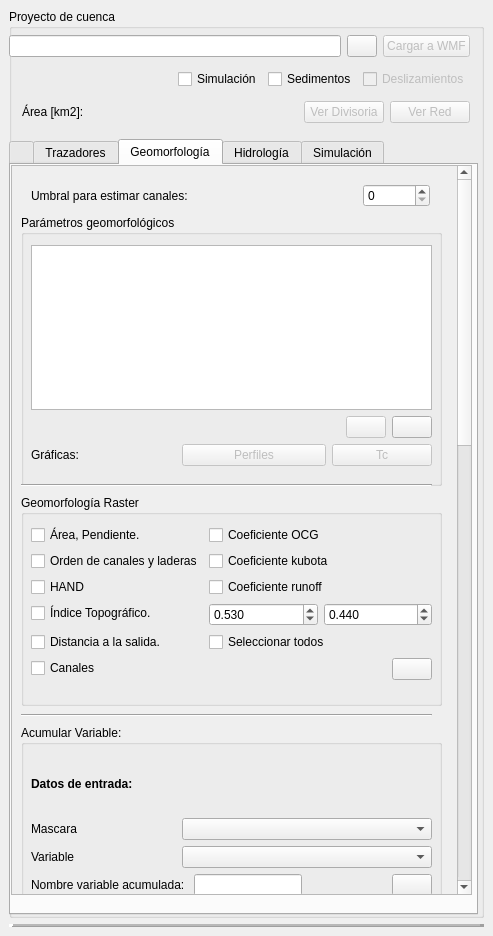
Before: the Qt Designer form qgisplugin/HydroSEDPlugin_dockwidget_base.ui in nicolas998/WMF, drawn with Qt 5.
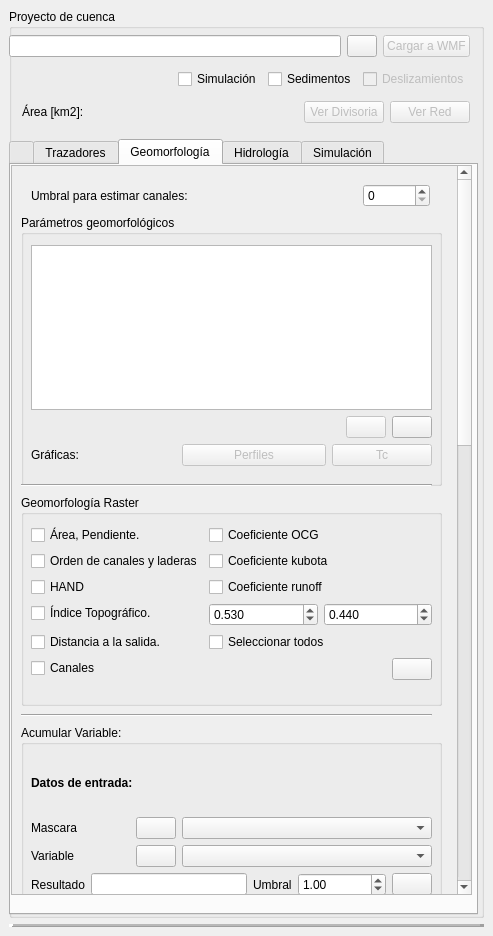
After: the same form once the commit is applied. The open tabs and pages were chosen to show the change. Icons and pictures are not drawn.

Commit message: acumula flujos y no se que mas

```diff
--- a/qgisplugin/HydroSEDPlugin_dockwidget_base.ui
+++ b/qgisplugin/HydroSEDPlugin_dockwidget_base.ui
@@ -2263,7 +2263,7 @@
             <property name="geometry">
              <rect>
               <x>0</x>
-              <y>0</y>
+              <y>-147</y>
               <width>443</width>
               <height>1918</height>
              </rect>
@@ -2589,6 +2589,29 @@
                       </property>
                      </widget>
                     </item>
+                    <item>
+                     <widget class="QPushButton" name="ButtonUpdateMask">
+                      <property name="maximumSize">
+                       <size>
+                        <width>40</width>
+                        <height>16777215</height>
+                       </size>
+                      </property>
+                      <property name="toolTip">
+                       <string>Refresca lista de variables a usar como máscara</string>
+                      </property>
+                      <property name="whatsThis">
+                       <string>Refresca lista de variables a usar como máscara</string>
+                      </property>
+                      <property name="text">
+                       <string/>
+                      </property>
+                      <property name="icon">
+                       <iconset resource="resources.qrc">
+                        <normaloff>:/plugins/HydroSEDPlugin/icons/update.png</normaloff>:/plugins/HydroSEDPlugin/icons/update.png</iconset>
+                      </property>
+                     </widget>
+                    </item>
                     <item>
                      <widget class="QComboBox" name="ComboGeoMaskVar">
                       <property name="minimumSize">
@@ -2616,6 +2639,29 @@
                       </property>
                      </widget>
                     </item>
+                    <item>
+                     <widget class="QPushButton" name="ButtonUpdateVarList">
+                      <property name="maximumSize">
+                       <size>
+                        <width>40</width>
+                        <height>16777215</height>
+                       </size>
+                      </property>
+                      <property name="toolTip">
+                       <string>Refresca lista de variables para acumular</string>
+                      </property>
+                      <property name="whatsThis">
+                       <string>Refresca lista de variables para acumular</string>
+                      </property>
+                      <property name="text">
+                       <string/>
+                      </property>
+                      <property name="icon">
+                       <iconset resource="resources.qrc">
+                        <normaloff>:/plugins/HydroSEDPlugin/icons/update.png</normaloff>:/plugins/HydroSEDPlugin/icons/update.png</iconset>
+                      </property>
+                     </widget>
+                    </item>
                     <item>
                      <widget class="QComboBox" name="ComboGeoVar2Acum">
                       <property name="minimumSize">
@@ -2639,7 +2685,7 @@
                        <string>Nombre de la variable acumulada.</string>
                       </property>
                       <property name="text">
-                       <string>Nombre variable acumulada: </string>
+                       <string>Resultado</string>
                       </property>
                      </widget>
                     </item>
@@ -2657,20 +2703,36 @@
                      </widget>
                     </item>
                     <item>
-                     <spacer name="horizontalSpacer_24">
-                      <property name="orientation">
-                       <enum>Qt::Horizontal</enum>
+                     <widget class="QLabel" name="label_70">
+                      <property name="toolTip">
+                       <string>Nombre de la variable acumulada.</string>
                       </property>
-                      <property name="sizeHint" stdset="0">
-                       <size>
-                        <width>40</width>
-                        <height>20</height>
-                       </size>
+                      <property name="whatsThis">
+                       <string>Nombre de la variable acumulada.</string>
                       </property>
-                     </spacer>
+                      <property name="text">
+                       <string>Umbral</string>
+                      </property>
+                     </widget>
                     </item>
                     <item>
-                     <widget class="QPushButton" name="ButtonGeomorfoAcumVar_2">
+                     <widget class="QDoubleSpinBox" name="UmbralAcum">
+                      <property name="minimum">
+                       <double>-999999.000000000000000</double>
+                      </property>
+                      <property name="maximum">
+                       <double>9999999.000000000000000</double>
+                      </property>
+                      <property name="singleStep">
+                       <double>1.000000000000000</double>
+                      </property>
+                      <property name="value">
+                       <double>1.000000000000000</double>
+                      </property>
+                     </widget>
+                    </item>
+                    <item>
+                     <widget class="QPushButton" name="ButtonGeomorfoAcumVar">
                       <property name="toolTip">
                        <string>Acumular variable (cargada a Variables WMF).</string>
                       </property>
```
Left out of the diff: 4 changed lines with no effect on the pictures. The commit also changes 2 other files.
